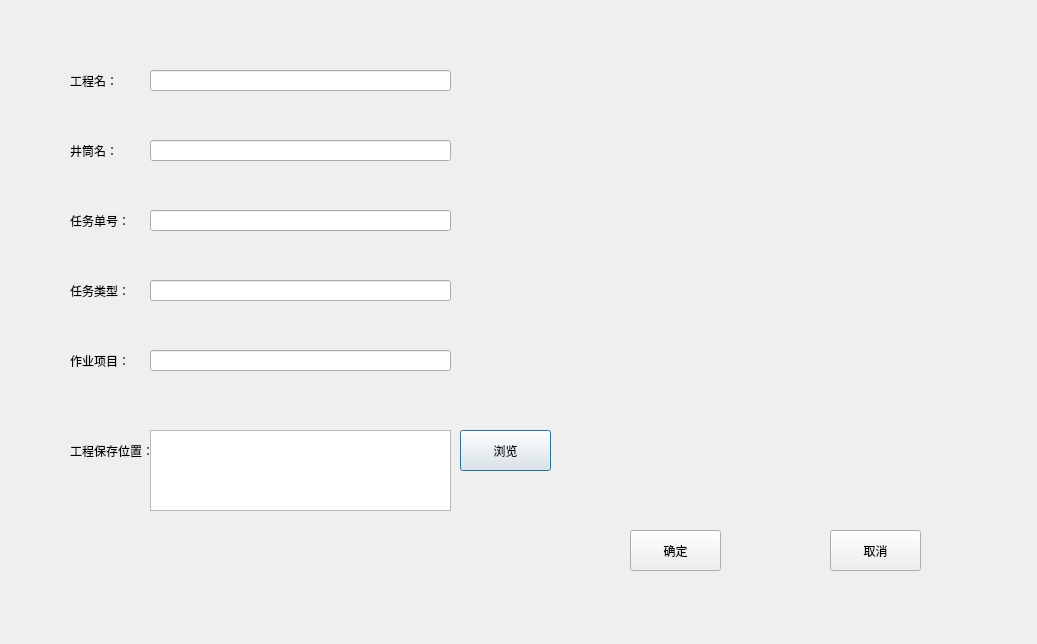
Yao-Long/ingestor, file dialogcreateproject.ui: the form before one commit.
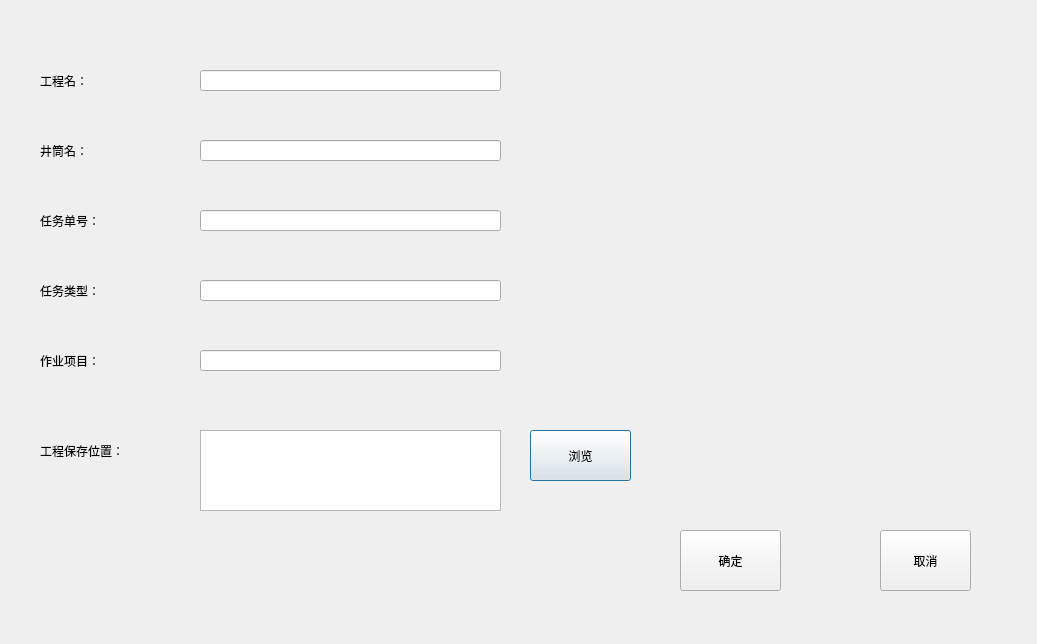
The form after the commit.

What changed in the file:
```diff
--- a/dialogcreateproject.ui
+++ b/dialogcreateproject.ui
@@ -16,9 +16,9 @@
   <widget class="QLabel" name="label_2">
    <property name="geometry">
     <rect>
-     <x>70</x>
+     <x>40</x>
      <y>130</y>
-     <width>61</width>
+     <width>121</width>
      <height>41</height>
     </rect>
    </property>
@@ -29,7 +29,7 @@
   <widget class="QLineEdit" name="lineEditWellName">
    <property name="geometry">
     <rect>
-     <x>150</x>
+     <x>200</x>
      <y>140</y>
      <width>301</width>
      <height>21</height>
@@ -39,7 +39,7 @@
   <widget class="QLineEdit" name="lineEditTaskName">
    <property name="geometry">
     <rect>
-     <x>150</x>
+     <x>200</x>
      <y>210</y>
      <width>301</width>
      <height>21</height>
@@ -52,7 +52,7 @@
   <widget class="QLineEdit" name="lineEditTaskContent">
    <property name="geometry">
     <rect>
-     <x>150</x>
+     <x>200</x>
      <y>350</y>
      <width>301</width>
      <height>21</height>
@@ -65,10 +65,10 @@
   <widget class="QPushButton" name="pushButtonBrowse">
    <property name="geometry">
     <rect>
-     <x>460</x>
+     <x>530</x>
      <y>430</y>
-     <width>91</width>
-     <height>41</height>
+     <width>101</width>
+     <height>51</height>
     </rect>
    </property>
    <property name="text">
@@ -78,7 +78,7 @@
   <widget class="QLineEdit" name="lineEditProjectName">
    <property name="geometry">
     <rect>
-     <x>150</x>
+     <x>200</x>
      <y>70</y>
      <width>301</width>
      <height>21</height>
@@ -88,9 +88,9 @@
   <widget class="QLabel" name="label_4">
    <property name="geometry">
     <rect>
-     <x>70</x>
+     <x>40</x>
      <y>270</y>
-     <width>61</width>
+     <width>121</width>
      <height>41</height>
     </rect>
    </property>
@@ -101,9 +101,9 @@
   <widget class="QLabel" name="label_5">
    <property name="geometry">
     <rect>
-     <x>70</x>
+     <x>40</x>
      <y>340</y>
-     <width>61</width>
+     <width>121</width>
      <height>41</height>
     </rect>
    </property>
@@ -114,7 +114,7 @@
   <widget class="QLineEdit" name="lineEditTaskType">
    <property name="geometry">
     <rect>
-     <x>150</x>
+     <x>200</x>
      <y>280</y>
      <width>301</width>
      <height>21</height>
@@ -127,9 +127,9 @@
   <widget class="QLabel" name="label_6">
    <property name="geometry">
     <rect>
-     <x>70</x>
+     <x>40</x>
      <y>430</y>
-     <width>81</width>
+     <width>121</width>
      <height>41</height>
     </rect>
    </property>
@@ -140,9 +140,9 @@
   <widget class="QLabel" name="label">
    <property name="geometry">
     <rect>
-     <x>70</x>
+     <x>40</x>
      <y>60</y>
-     <width>61</width>
+     <width>121</width>
      <height>41</height>
     </rect>
    </property>
@@ -153,9 +153,9 @@
   <widget class="QLabel" name="label_3">
    <property name="geometry">
     <rect>
-     <x>70</x>
+     <x>40</x>
      <y>200</y>
-     <width>61</width>
+     <width>121</width>
      <height>41</height>
     </rect>
    </property>
@@ -166,10 +166,10 @@
   <widget class="QPushButton" name="pushButtonOK">
    <property name="geometry">
     <rect>
-     <x>630</x>
+     <x>680</x>
      <y>530</y>
-     <width>91</width>
-     <height>41</height>
+     <width>101</width>
+     <height>61</height>
     </rect>
    </property>
    <property name="text">
@@ -179,10 +179,10 @@
   <widget class="QPushButton" name="pushButtonCancel">
    <property name="geometry">
     <rect>
-     <x>830</x>
+     <x>880</x>
      <y>530</y>
      <width>91</width>
-     <height>41</height>
+     <height>61</height>
     </rect>
    </property>
    <property name="text">
@@ -192,7 +192,7 @@
   <widget class="QTextEdit" name="textEditSaveLocation">
    <property name="geometry">
     <rect>
-     <x>150</x>
+     <x>200</x>
      <y>430</y>
      <width>301</width>
      <height>81</height>
```
Left out of the diff: 16 changed lines with no effect on the pictures.
